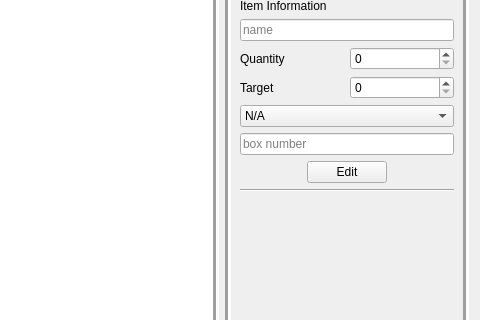
First picture: the form in src/reportsView.ui, repository rbaker26/BigBlueBox, before the edit; both pictures show x 688 to 1168 and y 159 to 479 of the 1168 by 615 pixel window.
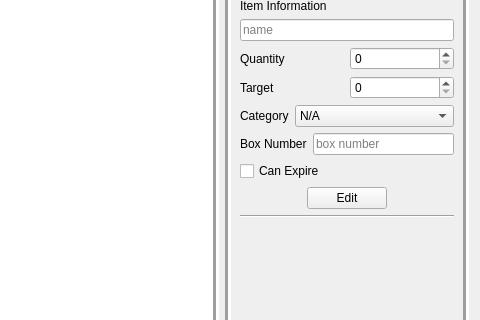
Second picture: the form after the edit. The open tabs and pages were chosen to show the change.

Commit message: finished add/delete & edit & reports

Diff of the .ui file:
```diff
--- a/src/reportsView.ui
+++ b/src/reportsView.ui
@@ -778,7 +778,22 @@
               </layout>
              </item>
              <item>
+              <layout class="QHBoxLayout" name="horizontalLayout_15">
+               <item>
+                <widget class="QLabel" name="label_11">
+                 <property name="text">
+                  <string>Category</string>
+                 </property>
+                </widget>
+               </item>
+               <item>
               <widget class="QComboBox" name="comboBox_adjCat">
+                 <property name="sizePolicy">
+                  <sizepolicy hsizetype="Preferred" vsizetype="Fixed">
+                   <horstretch>5</horstretch>
+                   <verstretch>0</verstretch>
+                  </sizepolicy>
+                 </property>
                <item>
                 <property name="text">
                  <string>N/A</string>
@@ -811,10 +826,30 @@
                </item>
               </widget>
              </item>
+              </layout>
+             </item>
+             <item>
+              <layout class="QHBoxLayout" name="horizontalLayout_16">
+               <item>
+                <widget class="QLabel" name="label_12">
+                 <property name="text">
+                  <string>Box Number</string>
+                 </property>
+                </widget>
+               </item>
              <item>
               <widget class="QLineEdit" name="lineEdit_box">
                <property name="placeholderText">
                 <string>box number</string>
+                 </property>
+                </widget>
+               </item>
+              </layout>
+             </item>
+             <item>
+              <widget class="QCheckBox" name="checkBox_canExp_adj">
+               <property name="text">
+                <string>Can Expire</string>
                </property>
               </widget>
              </item>
```
Left out of the diff: 17 changed lines with no effect on the pictures. Lines whose indentation alone changed are shown as unchanged. The commit also changes 10 other files.
